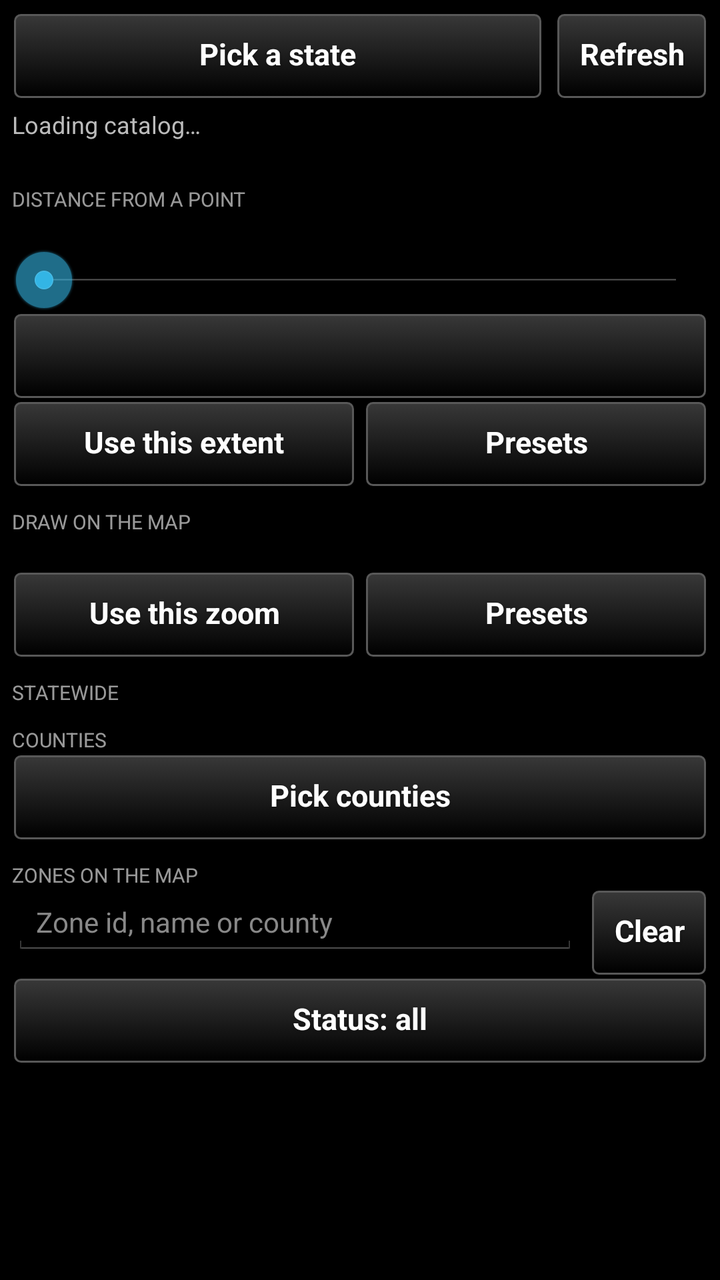
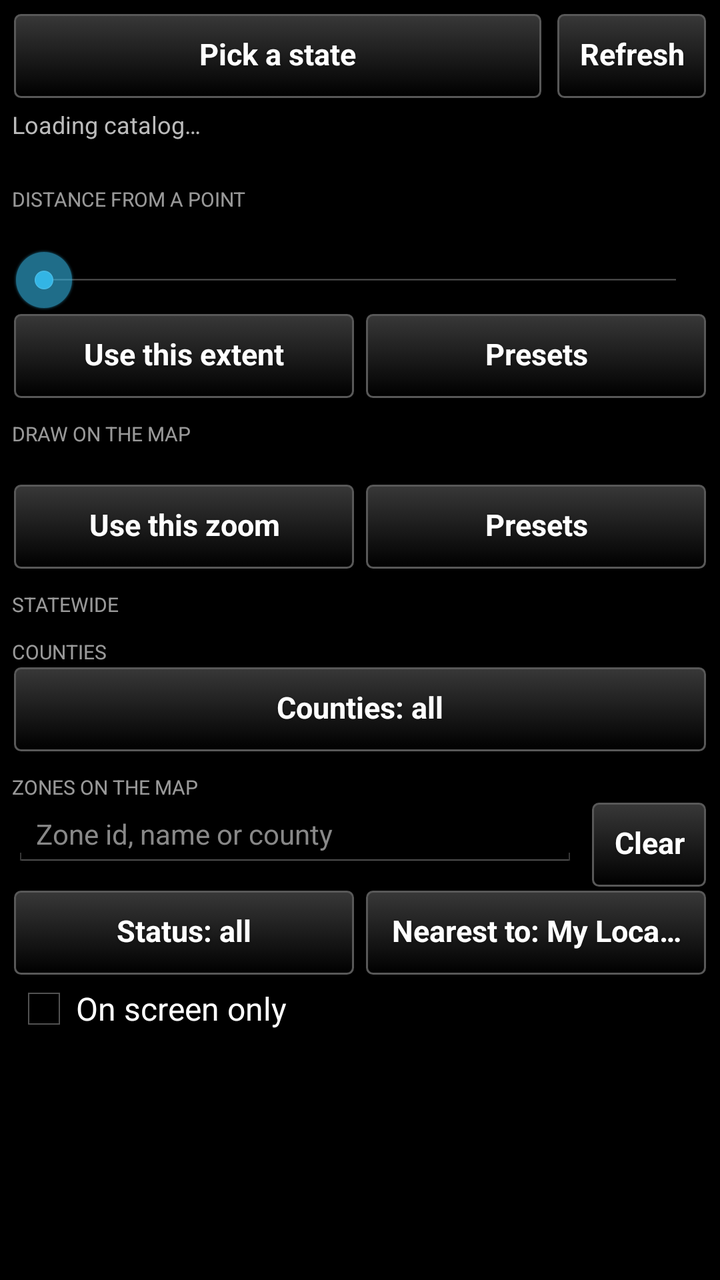

Screens rendered from an Android XML layout before and after an edit, with the pre-edit source and the edit as a unified diff.
<!-- AndroidManifest.xml: application theme AppTheme -->
<!-- res/layout/main_layout.xml -->
<?xml version="1.0" encoding="utf-8"?>
<LinearLayout xmlns:android="http://schemas.android.com/apk/res/android"
    android:layout_width="match_parent"
    android:layout_height="match_parent"
    android:orientation="vertical"
    android:padding="6dp">

    
    <LinearLayout
        android:layout_width="match_parent"
        android:layout_height="wrap_content"
        android:orientation="horizontal"
        android:baselineAligned="false">
        <Button
            android:id="@+id/btn_state"
            style="@style/TakwerxButton"
            android:layout_width="0dp"
            android:layout_weight="1"
            android:layout_height="wrap_content"
            android:text="@string/pick_state" />
        <Button
            android:id="@+id/btn_refresh_all"
            style="@style/TakwerxButton"
            android:layout_width="wrap_content"
            android:layout_height="wrap_content"
            android:layout_marginLeft="6dp"
            android:text="@string/refresh_all" />
    </LinearLayout>

    <TextView
        android:id="@+id/status"
        android:layout_width="match_parent"
        android:layout_height="wrap_content"
        android:paddingTop="4dp"
        android:textSize="12sp"
        android:textColor="#BBBBBB"
        android:text="@string/loading_catalog" />

    <TextView
        android:id="@+id/legend"
        android:layout_width="match_parent"
        android:layout_height="wrap_content"
        android:textSize="12sp"
        android:textStyle="bold"
        android:paddingBottom="2dp" />

    <ScrollView
        android:layout_width="match_parent"
        android:layout_height="0dp"
        android:layout_weight="1">
        <LinearLayout
            android:layout_width="match_parent"
            android:layout_height="wrap_content"
            android:orientation="vertical">

            
            <TextView
                android:layout_width="match_parent"
                android:layout_height="wrap_content"
                android:text="@string/section_radius"
                android:textSize="10sp"
                android:textAllCaps="true"
                android:alpha="0.6"
                android:textColor="#FFFFFF"
                android:paddingTop="4dp" />
            <TextView
                android:id="@+id/radius_label"
                android:layout_width="match_parent"
                android:layout_height="wrap_content"
                android:textSize="13sp"
                android:textColor="#FFFFFF" />
            
            <SeekBar
                android:id="@+id/radius"
                android:layout_width="match_parent"
                android:layout_height="wrap_content"
                android:max="50" />
            
            <Button
                android:id="@+id/pick_point"
                style="@style/TakwerxButton"
                android:layout_width="match_parent"
                android:layout_height="wrap_content" />
            <LinearLayout
                android:layout_width="match_parent"
                android:layout_height="wrap_content"
                android:orientation="horizontal"
                android:baselineAligned="false">
                <Button
                    android:id="@+id/radius_extent"
                    style="@style/TakwerxButton"
                    android:layout_width="0dp"
                    android:layout_weight="1"
                    android:layout_height="wrap_content"
                    android:text="@string/use_this_extent" />
                <Button
                    android:id="@+id/radius_preset"
                    style="@style/TakwerxButton"
                    android:layout_width="0dp"
                    android:layout_weight="1"
                    android:layout_height="wrap_content"
                    android:layout_marginLeft="4dp"
                    android:text="@string/presets" />
            </LinearLayout>

            <TextView
                android:layout_width="match_parent"
                android:layout_height="wrap_content"
                android:text="@string/section_zoom"
                android:textSize="10sp"
                android:textAllCaps="true"
                android:alpha="0.6"
                android:textColor="#FFFFFF"
                android:paddingTop="10dp" />
            <TextView
                android:id="@+id/zoom_label"
                android:layout_width="match_parent"
                android:layout_height="wrap_content"
                android:textSize="13sp"
                android:textColor="#FFFFFF" />
            <LinearLayout
                android:layout_width="match_parent"
                android:layout_height="wrap_content"
                android:orientation="horizontal"
                android:baselineAligned="false">
                <Button
                    android:id="@+id/zoom_set"
                    style="@style/TakwerxButton"
                    android:layout_width="0dp"
                    android:layout_weight="1"
                    android:layout_height="wrap_content"
                    android:text="@string/use_this_zoom" />
                <Button
                    android:id="@+id/zoom_preset"
                    style="@style/TakwerxButton"
                    android:layout_width="0dp"
                    android:layout_weight="1"
                    android:layout_height="wrap_content"
                    android:layout_marginLeft="4dp"
                    android:text="@string/presets" />
            </LinearLayout>

            
            <TextView
                android:layout_width="wrap_content"
                android:layout_height="wrap_content"
                android:text="@string/section_statewide"
                android:textSize="10sp"
                android:textAllCaps="true"
                android:alpha="0.6"
                android:textColor="#FFFFFF"
                android:paddingTop="10dp" />
            <LinearLayout
                android:id="@+id/statewide_container"
                android:layout_width="match_parent"
                android:layout_height="wrap_content"
                android:orientation="vertical" />
            <TextView
                android:id="@+id/statewide_empty"
                android:layout_width="match_parent"
                android:layout_height="wrap_content"
                android:textSize="13sp"
                android:textColor="#BBBBBB"
                android:paddingTop="4dp"
                android:paddingBottom="4dp"
                android:visibility="gone" />

            
            <TextView
                android:layout_width="wrap_content"
                android:layout_height="wrap_content"
                android:text="@string/section_counties"
                android:textSize="10sp"
                android:textAllCaps="true"
                android:alpha="0.6"
                android:textColor="#FFFFFF"
                android:paddingTop="10dp" />
            <Button
                android:id="@+id/btn_counties"
                style="@style/TakwerxButton"
                android:layout_width="match_parent"
                android:layout_height="wrap_content"
                android:text="@string/pick_counties" />
            <TextView
                android:id="@+id/county_hint"
                android:layout_width="match_parent"
                android:layout_height="wrap_content"
                android:textSize="13sp"
                android:textColor="#BBBBBB"
                android:paddingTop="4dp"
                android:text="@string/county_hint"
                android:visibility="gone" />
            <LinearLayout
                android:id="@+id/county_container"
                android:layout_width="match_parent"
                android:layout_height="wrap_content"
                android:orientation="vertical" />

            
            <TextView
                android:layout_width="match_parent"
                android:layout_height="wrap_content"
                android:text="@string/section_zones"
                android:textSize="10sp"
                android:textAllCaps="true"
                android:alpha="0.6"
                android:textColor="#FFFFFF"
                android:paddingTop="10dp" />
            <LinearLayout
                android:layout_width="match_parent"
                android:layout_height="wrap_content"
                android:orientation="horizontal"
                android:baselineAligned="false">
                <EditText
                    android:id="@+id/search"
                    android:layout_width="0dp"
                    android:layout_weight="1"
                    android:layout_height="wrap_content"
                    android:hint="@string/search_hint"
                    android:inputType="text"
                    android:imeOptions="actionSearch|flagNoExtractUi|flagNoFullscreen"
                    android:maxLines="1"
                    android:textSize="14sp"
                    android:textColor="#FFFFFF"
                    android:textColorHint="#888888" />
                <Button
                    android:id="@+id/search_clear"
                    style="@style/TakwerxButton"
                    android:layout_width="wrap_content"
                    android:layout_height="wrap_content"
                    android:layout_marginLeft="6dp"
                    android:text="@string/clear" />
            </LinearLayout>
            <Button
                android:id="@+id/status_filter"
                style="@style/TakwerxButton"
                android:layout_width="match_parent"
                android:layout_height="wrap_content"
                android:text="@string/status_all" />
            <TextView
                android:id="@+id/zones_summary"
                android:layout_width="match_parent"
                android:layout_height="wrap_content"
                android:textSize="12sp"
                android:textColor="#BBBBBB"
                android:paddingTop="4dp" />
            <LinearLayout
                android:id="@+id/zones_container"
                android:layout_width="match_parent"
                android:layout_height="wrap_content"
                android:orientation="vertical" />
        </LinearLayout>
    </ScrollView>
</LinearLayout>
<!-- resources referenced by this layout -->
<resources>
  <string name="clear">Clear</string>
  <string name="county_hint">Pick one or more counties to list their sources here.</string>
  <string name="loading_catalog">Loading catalog…</string>
  <string name="pick_counties">Pick counties</string>
  <string name="pick_state">Pick a state</string>
  <string name="presets">Presets</string>
  <string name="refresh_all">Refresh</string>
  <string name="search_hint">Zone id, name or county</string>
  <string name="section_counties">Counties</string>
  <string name="section_radius">Distance from a point</string>
  <string name="section_statewide">Statewide</string>
  <string name="section_zones">Zones on the map</string>
  <string name="section_zoom">Draw on the map</string>
  <string name="status_all">Status: all</string>
  <string name="use_this_extent">Use this extent</string>
  <string name="use_this_zoom">Use this zoom</string>
  <style name="TakwerxButton" parent="@style/darkButton">
          <item name="android:paddingLeft">12dp</item>
          <item name="android:paddingRight">12dp</item>
          <item name="android:paddingTop">6dp</item>
          <item name="android:paddingBottom">8dp</item>
          <item name="android:minHeight">44dp</item>
          <item name="android:minWidth">0dp</item>
          <item name="android:textSize">15sp</item>
          <item name="android:singleLine">true</item>
          <item name="android:ellipsize">end</item>
      </style>
  <style name="AppTheme" parent="@android:style/Theme.Holo">
          <item name="android:buttonStyle">@android:style/Widget.Button</item>
          <item name="android:imageButtonStyle">@android:style/Widget.Button</item>
          <item name="android:buttonStyleToggle">@android:style/Widget.Button</item>
          <item name="android:spinnerStyle">@style/ATAKSpinner</item>
          <item name="android:spinnerItemStyle">@style/ATAKSpinnerItem</item>
          <item name="android:editTextStyle">@style/ATAKEditText</item>
      </style>
  <style name="darkButton" parent="@android:style/Widget.Button">
          <item name="android:background">@drawable/btn_gray</item>
          <item name="android:shadowColor">@color/darker_gray</item>
          <item name="android:shadowDy">1</item>
          <item name="android:shadowRadius">2</item>
          <item name="android:textColor">@color/white</item>
          <item name="android:textStyle">bold</item>
          <item name="android:paddingTop">0dp</item>
          <item name="android:paddingBottom">3dp</item>
          <item name="android:textSize">@dimen/fontSize</item>
      </style>
  <style name="ATAKSpinner" parent="@android:style/Widget.Spinner">
          <item name="android:spinnerMode">dialog</item>
      </style>
  <style name="ATAKSpinnerItem">
          <item name="android:textColor">@android:color/white</item>
          <item name="android:dropDownVerticalOffset">0dip</item>
          <item name="android:dropDownHorizontalOffset">0dip</item>
          <item name="android:dropDownWidth">wrap_content</item>
          <item name="android:gravity">left|center_vertical</item>
      </style>
  <style name="ATAKEditText" parent="@android:style/Widget.EditText">
          
          
  
          
          <item name="android:imeOptions">flagNoFullscreen</item>
      </style>
  <color name="darker_gray">#121212</color>
  <color name="white">#ffffff</color>
  <dimen name="fontSize">14sp</dimen>
  <!-- drawable new_dark_button_disabled (drawable) -->
  <?xml version="1.0" encoding="utf-8"?>
  <layer-list xmlns:android="http://schemas.android.com/apk/res/android">
      <item android:bottom="1dp" android:right="1dp" android:left="1dp" android:top="1dp">
          <shape android:shape="rectangle">
              <corners android:radius="3dp" />
              <stroke
                  android:width="1dp"
                  android:color="#484848" />
              <solid android:color="#484848" />
          </shape>
      </item>
  </layer-list>
  <!-- unchanged entries left out for length: 3 -->
</resources>

<!-- the commit's change to res/layout/main_layout.xml (unified diff, before → after) -->
@@ -75,12 +75,6 @@
                 android:layout_width="match_parent"
                 android:layout_height="wrap_content"
                 android:max="50" />
-            
-            <Button
-                android:id="@+id/pick_point"
-                style="@style/TakwerxButton"
-                android:layout_width="match_parent"
-                android:layout_height="wrap_content" />
             <LinearLayout
                 android:layout_width="match_parent"
                 android:layout_height="wrap_content"
@@ -231,12 +225,33 @@
                     android:layout_marginLeft="6dp"
                     android:text="@string/clear" />
             </LinearLayout>
-            <Button
-                android:id="@+id/status_filter"
-                style="@style/TakwerxButton"
-                android:layout_width="match_parent"
-                android:layout_height="wrap_content"
-                android:text="@string/status_all" />
+            <LinearLayout
+                android:layout_width="match_parent"
+                android:layout_height="wrap_content"
+                android:orientation="horizontal"
+                android:baselineAligned="false">
+                <Button
+                    android:id="@+id/status_filter"
+                    style="@style/TakwerxButton"
+                    android:layout_width="0dp"
+                    android:layout_weight="1"
+                    android:layout_height="wrap_content"
+                    android:text="@string/status_all" />
+                <Button
+                    android:id="@+id/nearest_to"
+                    style="@style/TakwerxButton"
+                    android:layout_width="0dp"
+                    android:layout_weight="1"
+                    android:layout_height="wrap_content"
+                    android:layout_marginLeft="4dp"
+                    android:text="@string/nearest_to" />
+            </LinearLayout>
+            
+            <CheckBox
+                android:id="@+id/in_view"
+                android:layout_width="match_parent"
+                android:layout_height="wrap_content"
+                android:text="@string/in_view" />
             <TextView
                 android:id="@+id/zones_summary"
                 android:layout_width="match_parent"
<!-- resource entries referenced after the edit -->
@@ -1,9 +1,11 @@
 <!-- resources referenced by this layout -->
 <resources>
   <string name="clear">Clear</string>
-  <string name="county_hint">Pick one or more counties to list their sources here.</string>
+  <string name="county_hint">County feeds appear here as agencies publish them.</string>
+  <string name="in_view">On screen only</string>
   <string name="loading_catalog">Loading catalog…</string>
-  <string name="pick_counties">Pick counties</string>
+  <string name="nearest_to">Nearest to: My Location</string>
+  <string name="pick_counties">Counties: all</string>
   <string name="pick_state">Pick a state</string>
   <string name="presets">Presets</string>
   <string name="refresh_all">Refresh</string>
